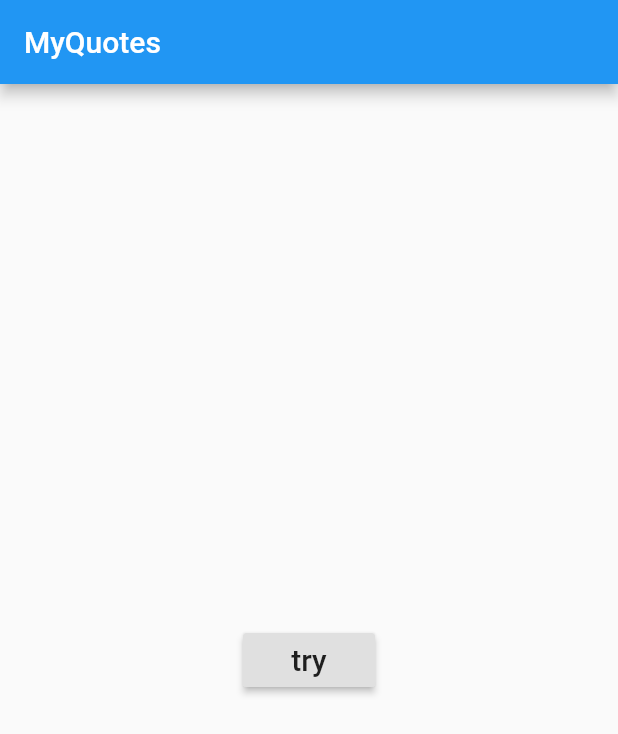
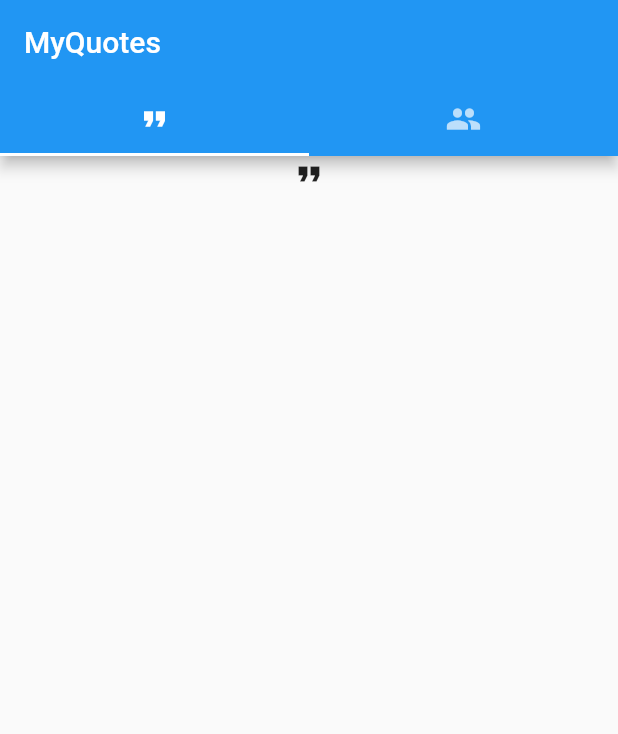
Before and after one commit to PawlikMichal25/my_quotes, a Flutter app: the screen it shows after launch, on a phone screen of 412 x 824 dp. Shown: the top 734 px of the screen. Run offline on Flutter 3.47's test engine with Material 2 defaults, Android fonts, the phone set to English and light mode, and no system bars; our stand-ins replace get_it, sqflite; accounts and stored records are empty; statements that could not run were skipped.

Commit message:
Added TabBar

```diff
--- /dev/null
+++ b/lib/home/authors_tab.dart
@@ -0,0 +1,14 @@
+import 'package:flutter/material.dart';
+
+class AuthorsTab extends StatelessWidget {
+  @override
+  Widget build(BuildContext context) {
+    return Column(
+      children: [
+        Center(
+          child: Icon(Icons.people),
+        ),
+      ],
+    );
+  }
+}
--- /dev/null
+++ b/lib/home/home_screen.dart
@@ -0,0 +1,30 @@
+import 'package:flutter/material.dart';
+import 'package:my_quotes/home/quotes_tab.dart';
+
+import 'authors_tab.dart';
+
+class HomeScreen extends StatelessWidget {
+  @override
+  Widget build(BuildContext context) {
+    return DefaultTabController(
+      length: 2,
+      child: Scaffold(
+        appBar: AppBar(
+          title: Text('MyQuotes'),
+          bottom: TabBar(
+            tabs: [
+              Tab(icon: Icon(Icons.format_quote)),
+              Tab(icon: Icon(Icons.people)),
+            ],
+          ),
+        ),
+        body: TabBarView(
+          children: [
+            QuotesTab(),
+            AuthorsTab(),
+          ],
+        ),
+      ),
+    );
+  }
+}
--- /dev/null
+++ b/lib/home/quotes_tab.dart
@@ -0,0 +1,14 @@
+import 'package:flutter/material.dart';
+
+class QuotesTab extends StatelessWidget {
+  @override
+  Widget build(BuildContext context) {
+    return Column(
+      children: [
+        Center(
+          child: Icon(Icons.format_quote),
+        ),
+      ],
+    );
+  }
+}
--- a/lib/my_quotes_app.dart
+++ b/lib/my_quotes_app.dart
@@ -1,8 +1,6 @@
 import 'package:flutter/material.dart';
 
-import 'db/dao.dart';
-import 'injection/service_location.dart';
-import 'model/author.dart';
+import 'package:my_quotes/home/home_screen.dart';
 
 class MyQuotesApp extends StatelessWidget {
   @override
@@ -12,46 +10,7 @@ class MyQuotesApp extends StatelessWidget {
       theme: ThemeData(
         primarySwatch: Colors.blue,
       ),
-      home: MyHomePage(),
+      home: HomeScreen(),
     );
   }
 }
-
-class MyHomePage extends StatelessWidget {
-  @override
-  Widget build(BuildContext context) {
-    return Scaffold(
-      appBar: AppBar(
-        title: Text('MyQuotes'),
-      ),
-      body: Center(
-        child: Column(
-          mainAxisAlignment: MainAxisAlignment.center,
-          children: [
-            RaisedButton(
-              child: Text(
-                'try',
-                style: TextStyle(fontSize: 20),
-              ),
-              onPressed: () {
-                _try();
-              },
-            ),
-          ],
-        ),
-      ),
-    );
-  }
-
-  void _try() async {
-    final dao = sl.get<Dao>();
-    final author1 = Author(firstName: "First", lastName: "Second");
-    final author2 = Author(firstName: "Third", lastName: "Fourth");
-
-    dao.addAuthor(author1);
-    dao.addAuthor(author2);
-
-    final authors = await dao.getAllAuthors();
-    print(authors);
-  }
-}
```
